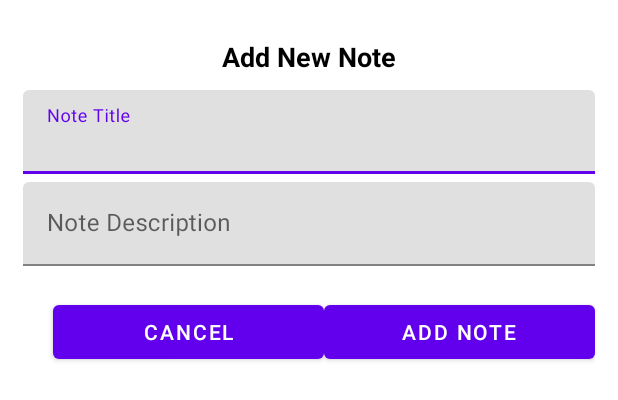
After one commit to mo-marques/Notes, an Android app: the layout add_notes.xml on its own in the app's theme, with its tools: preview values and no code run, on a phone screen of 412 x 824 dp. The commit adds this screen. Shown: the top 400 px of the screen. Run offline under Robolectric (Android 15) with nearby library versions, the phone set to English and light mode, and no system bars.

Commit message:
adicionando o layout

```diff
--- a/app/src/main/AndroidManifest.xml
+++ b/app/src/main/AndroidManifest.xml
@@ -3,6 +3,7 @@
     package="com.example.notes">
 
     <application
+        android:name=".NotesApplication"
         android:allowBackup="true"
         android:icon="@mipmap/ic_launcher"
         android:label="@string/app_name"
--- /dev/null
+++ b/app/src/main/res/layout/add_notes.xml
@@ -0,0 +1,73 @@
+<?xml version="1.0" encoding="utf-8"?>
+<LinearLayout xmlns:android="http://schemas.android.com/apk/res/android"
+    android:padding="15dp"
+    android:orientation="vertical"
+    android:layout_width="match_parent"
+    android:layout_height="match_parent">
+
+    <TextView
+        android:layout_width="match_parent"
+        android:layout_height="wrap_content"
+        android:gravity="center"
+        android:layout_marginTop="10dp"
+        android:text="Add New Note"
+        android:textAppearance="@style/TextAppearance.AppCompat.Medium"
+        android:textColor="@color/black"
+        android:textStyle="bold"/>
+
+    <com.google.android.material.textfield.TextInputLayout
+        android:layout_width="match_parent"
+        android:layout_height="wrap_content"
+        android:layout_marginTop="10dp">
+
+        <EditText
+            android:id="@+id/etNoteTitle"
+            android:layout_width="match_parent"
+            android:layout_height="wrap_content"
+            android:hint="Note Title"
+            android:inputType="text" />
+
+    </com.google.android.material.textfield.TextInputLayout>
+
+    <com.google.android.material.textfield.TextInputLayout
+        android:layout_width="match_parent"
+        android:layout_height="wrap_content"
+        android:layout_marginTop="5dp">
+
+        <EditText
+            android:id="@+id/etNoteDescription"
+            android:layout_width="match_parent"
+            android:layout_height="wrap_content"
+            android:hint="Note Description"
+            android:inputType="text" />
+
+    </com.google.android.material.textfield.TextInputLayout>
+
+    <LinearLayout
+        android:layout_width="match_parent"
+        android:layout_height="wrap_content"
+        android:layout_marginVertical="20dp"
+        android:orientation="horizontal">
+
+        <View
+            android:layout_width="20dp"
+            android:layout_height="match_parent"/>
+
+
+        <Button
+            android:id="@+id/btnCancel"
+            android:layout_width="0dp"
+            android:layout_height="wrap_content"
+            android:layout_weight="1"
+            android:text="Cancel"/>
+
+        <Button
+            android:id="@+id/btAddNote"
+            android:layout_width="0dp"
+            android:layout_height="wrap_content"
+            android:layout_weight="1"
+            android:text="Add Note"/>
+
+    </LinearLayout>
+
+</LinearLayout>
--- /dev/null
+++ b/app/src/main/res/values/dimens.xml
@@ -0,0 +1,4 @@
+<?xml version="1.0" encoding="utf-8"?>
+<resources>
+    <dimen name="big_padding">16dp</dimen>
+</resources>
```
Also changed, not shown: app/src/main/java/com/example/notes/NotesViewModel.kt (+9 -4 lines), app/src/main/res/drawable/ic_add.xml (added, +10 -0 lines), app/src/main/res/layout/activity_main.xml (+17 -6 lines), app/src/main/res/layout/recyclerview_item.xml (added, +13 -0 lines).
